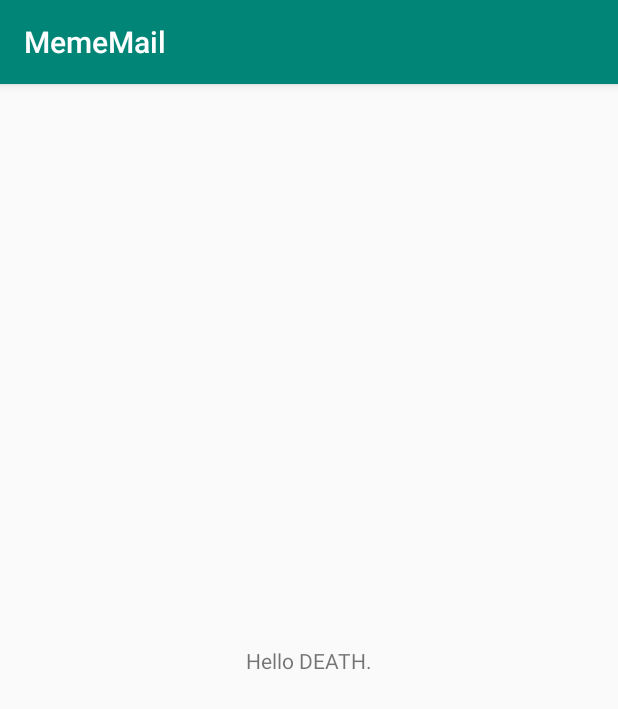
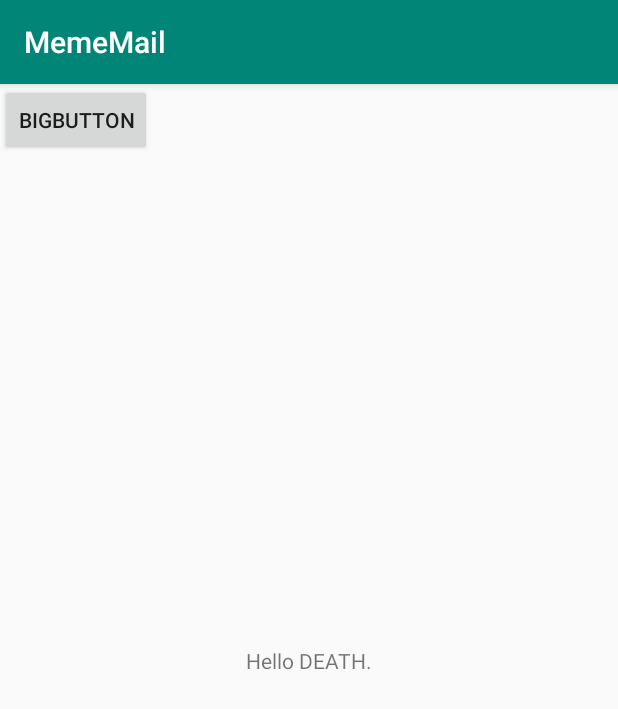
Before and after one commit to PingusKhan/MemeMail, an Android app: the screen it shows after launch (MainActivity), on a phone screen of 412 x 824 dp. Shown: the top 709 px of the screen. Run offline under Robolectric (Android 15) with nearby library versions, the phone set to English and light mode, and no system bars.

Commit message:
My First Android App!

```diff
--- a/AndroidDev/app/src/main/res/layout/activity_main.xml
+++ b/AndroidDev/app/src/main/res/layout/activity_main.xml
@@ -7,6 +7,7 @@
     tools:context=".MainActivity">
 
     <TextView
+        android:id="@+id/DeathButton"
         android:layout_width="wrap_content"
         android:layout_height="wrap_content"
         android:text="Hello DEATH."
@@ -15,4 +16,13 @@
         app:layout_constraintRight_toRightOf="parent"
         app:layout_constraintTop_toTopOf="parent" />
 
+    <Button
+        android:id="@+id/MyFirstButton"
+        android:layout_width="wrap_content"
+        android:layout_height="wrap_content"
+        android:text="BIGBUTTON"
+        tools:layout_editor_absoluteX="155dp"
+        tools:layout_editor_absoluteY="185dp"
+        android:onClick="onclick_clicky"/>
+
 </android.support.constraint.ConstraintLayout>
```
Also changed, not shown: AndroidDev/app/src/main/java/com/hackuci2019/camcam/mememail/MainActivity.java (+16 -1 lines).
